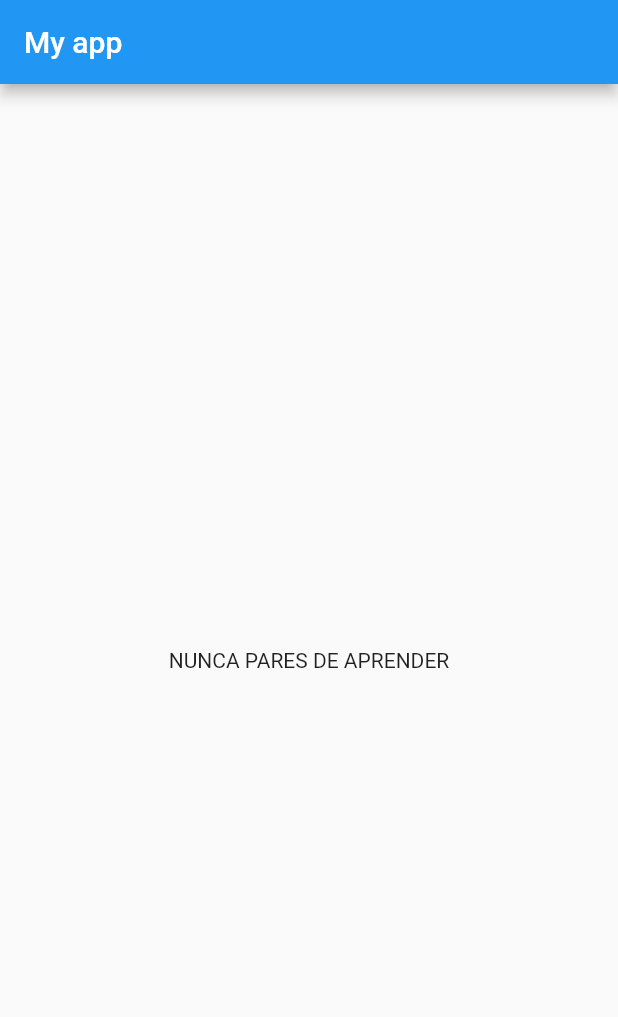
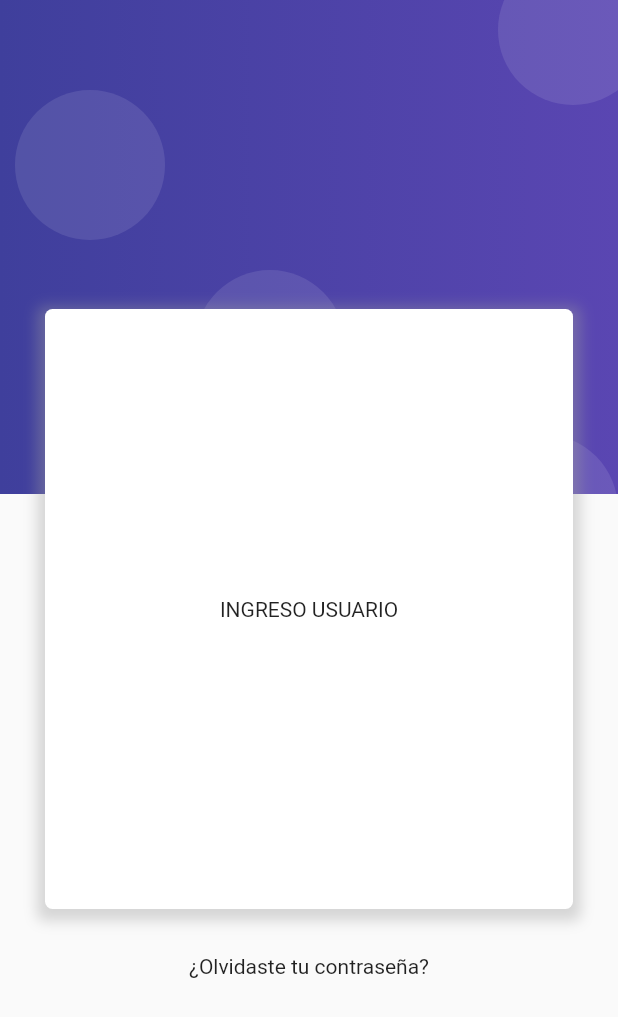
Before and after one commit to bryansrm/flutter-ud-myapp1, a Flutter app: the screen it shows after launch, on a phone screen of 412 x 824 dp. Shown: the top 1017 px of the screen. Run offline on Flutter 3.47's test engine with Material 2 defaults, Android fonts, the phone set to English and light mode, and no system bars.

Commit message:
create login page

```diff
--- a/lib/main.dart
+++ b/lib/main.dart
@@ -1,4 +1,8 @@
 import 'package:flutter/material.dart';
+
+
+import 'package:app_udemy_1/src/User/ui/pages/login_page.dart';
+import 'package:app_udemy_1/src/User/ui/pages/home_page.dart';
 
 void main() => runApp(MyApp());
 
@@ -6,17 +10,13 @@ class MyApp extends StatelessWidget {
   @override
   Widget build(BuildContext context) {
     return MaterialApp(
+      debugShowCheckedModeBanner: false,
       title: 'Material App',
-      home: Scaffold(
-        appBar: AppBar(
-          title: Text('My app '),
-        ),
-        body: Center(
-          child: Container(
-            child: Text('NUNCA PARES DE APRENDER'),
-          ),
-        ),
-      ),
+      initialRoute: 'login',
+      routes: {
+        'login': (BuildContext context) => LoginPage(),
+        'home': (BuildContext context) => HomePage()
+      },
     );
   }
 }
--- /dev/null
+++ b/lib/src/User/ui/pages/home_page.dart
@@ -0,0 +1,12 @@
+import 'package:flutter/material.dart';
+
+class HomePage extends StatelessWidget {
+  @override
+  Widget build(BuildContext context) {
+    return Scaffold(
+      appBar: AppBar(
+        title: Text('HOME PAGE'),
+      )
+    );
+  }
+}
--- /dev/null
+++ b/lib/src/User/ui/pages/login_page.dart
@@ -0,0 +1,21 @@
+import 'package:app_udemy_1/src/User/ui/widgets/form_login.dart';
+import 'package:flutter/material.dart';
+
+import 'package:app_udemy_1/src/User/ui/widgets/background_login.dart';
+
+class LoginPage extends StatelessWidget {
+  @override
+  Widget build(BuildContext context) {
+
+    Size size = MediaQuery.of(context).size;
+
+    return Scaffold(
+      body: Stack(
+        children: [
+          LoginBackground(),
+          FormLogin()
+        ],
+      )
+    );
+  }
+}
--- /dev/null
+++ b/lib/src/User/ui/widgets/background_login.dart
@@ -0,0 +1,50 @@
+import 'package:flutter/material.dart';
+
+class LoginBackground extends StatelessWidget {
+
+  Size size;
+
+  @override
+  Widget build(BuildContext context) {
+    size = MediaQuery.of(context).size;
+
+    return _background();
+  }
+
+  Widget _background(){
+    return Stack(
+      children: [
+        Container(
+          height: size.height * .4,
+          decoration: BoxDecoration(
+            gradient: LinearGradient(
+              colors: [
+                Color.fromRGBO(63, 63, 156, 1.0),
+                Color.fromRGBO(90, 70, 178, 1.0),
+              ],
+              begin: Alignment.centerLeft,
+              end: Alignment.centerRight,
+            )
+          ),
+        ),
+        Positioned( top: 60.0, left: 10.0,  child: _circles() ),
+        Positioned( top: -30.0, right: -20.0,  child: _circles() ),
+        Positioned( top: 180.0, left: 130.0,  child: _circles() ),
+        Positioned( bottom: -60.0, right: 0.0,  child: _circles() ),
+
+      ],
+    );
+  }
+
+  Widget _circles(){
+    return Container(
+      width: 100.0,
+      height: 100.0,
+      decoration: BoxDecoration(
+        borderRadius: BorderRadius.circular(100.0),
+        color: Colors.white.withOpacity(.1)
+      ),
+    );
+  }
+
+}
--- /dev/null
+++ b/lib/src/User/ui/widgets/form_login.dart
@@ -0,0 +1,38 @@
+import 'package:flutter/material.dart';
+
+class FormLogin extends StatelessWidget {
+
+  Size size;
+
+  @override
+  Widget build(BuildContext context) {
+    size = MediaQuery.of(context).size;
+
+    return Container(
+      margin: EdgeInsets.only(top: size.height * .25, right: 30.0, left: 30.0),
+      child: Column(
+        children: [
+          Container(
+            alignment: Alignment.center,
+            height: 400.0,
+            decoration: BoxDecoration(
+              color: Colors.white,
+              borderRadius: BorderRadius.circular(5),
+              boxShadow: [
+                BoxShadow(
+                  color: Colors.grey.withOpacity(.4),
+                  spreadRadius: 5,
+                  blurRadius: 7,
+                  offset: Offset(0, 3)
+                )
+              ]
+            ),
+            child: Text('INGRESO USUARIO')
+          ),
+          SizedBox(height: 30.0,),
+          Text('¿Olvidaste tu contraseña?')
+        ],
+      ),
+    );
+  }
+}
```
